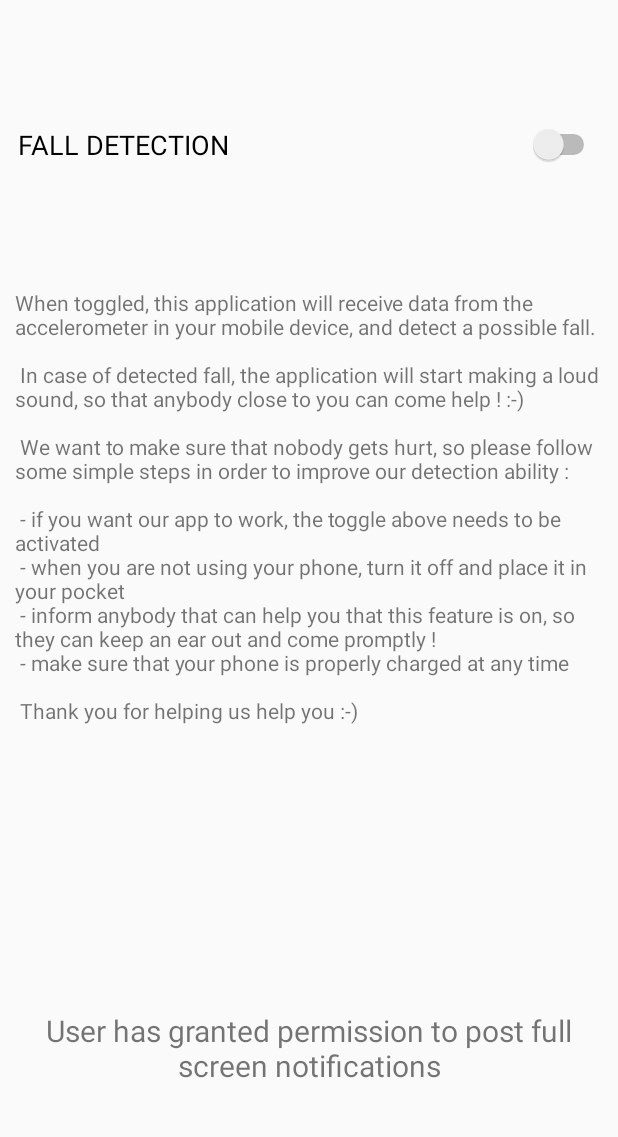
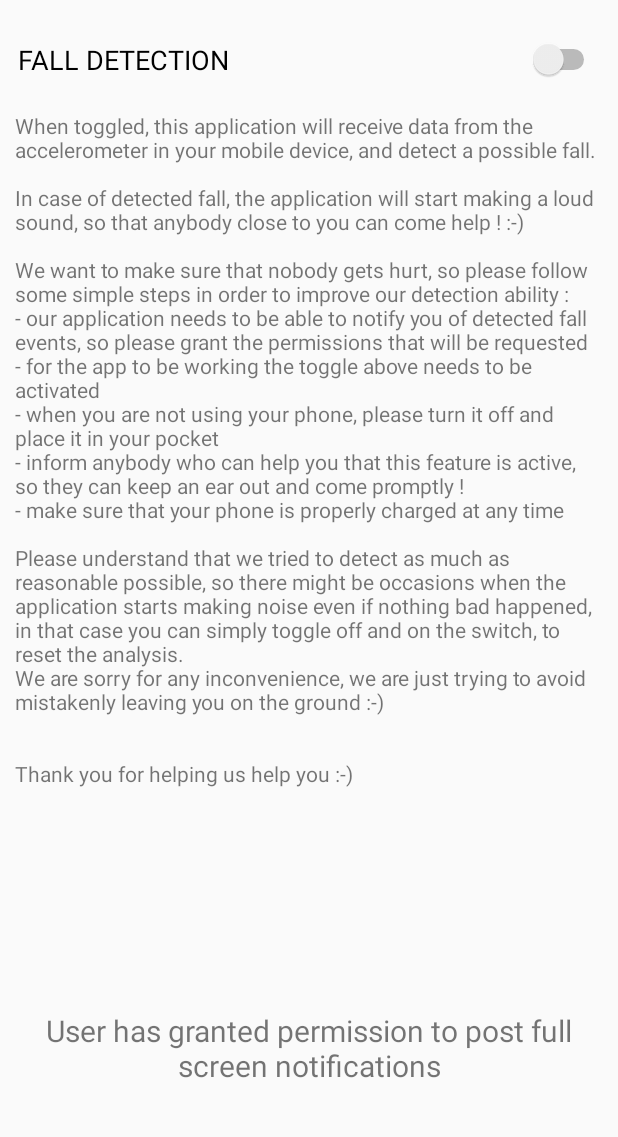
Before and after one commit to nickrick3/FallenPersonDetection, an Android app built with Jetpack Compose: the screen it shows after launch (MainActivity), on a phone screen of 412 x 824 dp, the part 84-1221 px from its top. Run offline under Robolectric (Android 15) with nearby library versions, the phone set to English and light mode, and no system bars.

Commit message:
request permissions warning

```diff
--- a/app/src/main/res/layout/activity_main.xml
+++ b/app/src/main/res/layout/activity_main.xml
@@ -23,7 +23,7 @@
         android:id="@+id/detectionSwitch"
         android:layout_width="match_parent"
         android:layout_height="wrap_content"
-        android:layout_marginTop="72dp"
+        android:layout_marginTop="15dp"
         android:padding="12dp"
         android:text="@string/fall_detection"
         android:textSize="18sp"
@@ -48,10 +48,11 @@
     <TextView
         android:id="@+id/textView"
         android:layout_width="409dp"
-        android:layout_height="379dp"
-        android:layout_marginTop="248dp"
+        android:layout_height="500dp"
+        android:layout_marginTop="130dp"
         android:paddingLeft="10dp"
         android:paddingRight="10dp"
+        android:textSize="14sp"
         android:text="@string/fdp_description"
         app:layout_constraintStart_toStartOf="parent"
         app:layout_constraintTop_toTopOf="parent" />
--- a/app/src/main/res/layout/fall_alarm.xml
+++ b/app/src/main/res/layout/fall_alarm.xml
@@ -36,14 +36,14 @@
         android:id="@+id/stopButton"
         android:layout_width="198dp"
         android:layout_height="81dp"
-        android:layout_marginTop="44dp"
+        android:layout_marginTop="80dp"
         android:background="@color/red"
+        android:onClick="stopAlarm"
         android:text="@string/stop_alarm"
         android:textSize="24sp"
         app:layout_constraintEnd_toEndOf="parent"
         app:layout_constraintHorizontal_bias="0.497"
         app:layout_constraintStart_toStartOf="parent"
-        app:layout_constraintTop_toBottomOf="@+id/dangerImage"
-        android:onClick="stopAlarm"/>
+        app:layout_constraintTop_toBottomOf="@+id/dangerImage" />
 
 </androidx.constraintlayout.widget.ConstraintLayout>
--- a/app/src/main/res/values/strings.xml
+++ b/app/src/main/res/values/strings.xml
@@ -8,12 +8,17 @@
 
     <string name="channel_name">FALL_DETECTION_CHANNEL</string>
     <string name="channel_description">Notification channel for urgent alarms when a fall is detected</string>
-    <string name="fdp_description">When toggled, this application will receive data from the accelerometer in your mobile device, and detect a possible fall. \n\n
-                                    In case of detected fall, the application will start making a loud sound, so that anybody close to you can come help ! :-) \n\n
-                                    We want to make sure that nobody gets hurt, so please follow some simple steps in order to improve our detection ability : \n\n
-                                    - if you want our app to work, the toggle above needs to be activated \n
-                                    - when you are not using your phone, turn it off and place it in your pocket \n
-                                    - inform anybody that can help you that this feature is on, so they can keep an ear out and come promptly ! \n
-                                    - make sure that your phone is properly charged at any time\n\n
-                                    Thank you for helping us help you :-)</string>
+    <string name="fdp_description">When toggled, this application will receive data from the accelerometer in your mobile device, and detect a possible fall.
+                                    \n\nIn case of detected fall, the application will start making a loud sound, so that anybody close to you can come help ! :-)
+                                    \n\nWe want to make sure that nobody gets hurt, so please follow some simple steps in order to improve our detection ability :
+                                    \n- our application needs to be able to notify you of detected fall events, so please grant the permissions that will be requested
+                                    \n- for the app to be working the toggle above needs to be activated
+                                    \n- when you are not using your phone, please turn it off and place it in your pocket
+                                    \n- inform anybody who can help you that this feature is active, so they can keep an ear out and come promptly !
+                                    \n- make sure that your phone is properly charged at any time
+                                    \n\nPlease understand that we tried to detect as much as reasonable possible, so there might be occasions when the application starts making noise even if nothing bad happened,
+                                    \nin that case you can simply toggle off and on the switch, to reset the analysis.
+                                    \nWe are sorry for any inconvenience, we are just trying to avoid mistakenly leaving you on the ground :-)
+                                    \n\n\nThank you for helping us help you :-)
+    </string>
 </resources>
```
